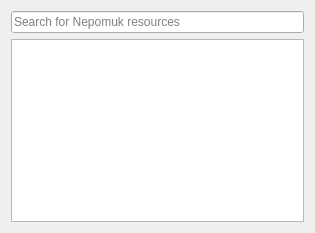
Before: the Qt Designer form src/nepomukrecommendationview_base.ui in pnhegde/nepomukrecommendation, drawn with Qt 5.
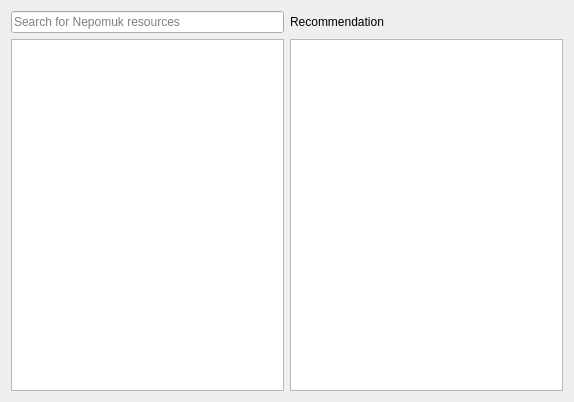
After: the same form once the commit is applied. Custom widgets are drawn as their Qt base class.

Commit message: Recommendation panel has been added and basic recommendation is implemented

Patch:
```diff
--- a/src/nepomukrecommendationview_base.ui
+++ b/src/nepomukrecommendationview_base.ui
@@ -6,8 +6,8 @@
    <rect>
     <x>0</x>
     <y>0</y>
-    <width>315</width>
-    <height>233</height>
+    <width>574</width>
+    <height>402</height>
    </rect>
   </property>
   <property name="windowTitle">
@@ -35,6 +35,16 @@
        </property>
       </widget>
      </item>
+     <item row="1" column="1">
+      <widget class="QListView" name="recommendationView"/>
+     </item>
+     <item row="0" column="1">
+      <widget class="QLabel" name="label">
+       <property name="text">
+        <string>Recommendation</string>
+       </property>
+      </widget>
+     </item>
     </layout>
    </item>
   </layout>
```
The commit also changes 3 other files.
